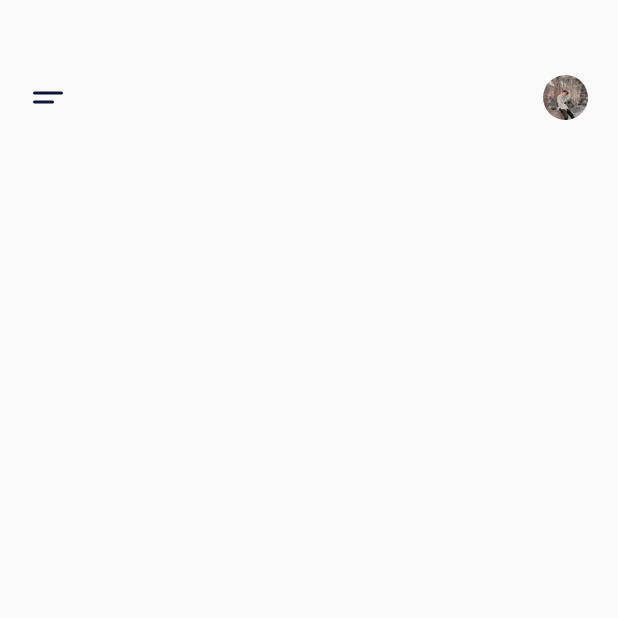
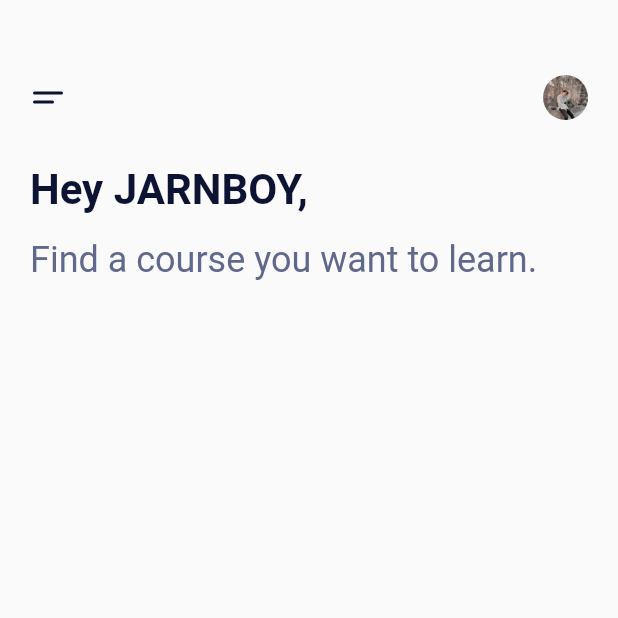
Before and after one commit to JARNBOY/CourseOnlineApp_flutter, a Flutter app: the screen it shows after launch, on a phone screen of 412 x 824 dp, the top half of it. Run offline on Flutter 3.47's test engine with Material 2 defaults, Android fonts, the phone set to English and light mode, and no system bars; our stand-ins replace flutter_svg.

Commit message:
ui cross alighment .start in head HomeScreen title

```diff
--- a/couseonlineapp_flutter/lib/main.dart
+++ b/couseonlineapp_flutter/lib/main.dart
@@ -1,3 +1,4 @@
+import 'package:couseonlineapp_flutter/constants.dart';
 import 'package:flutter/material.dart';
 import 'package:flutter_svg/flutter_svg.dart';
 
@@ -25,6 +26,7 @@ class HomeScreen extends StatelessWidget {
       body: Padding(
         padding: EdgeInsets.only(left: 20, top: 50, right: 20),
         child: Column(
+          crossAxisAlignment: CrossAxisAlignment.start,
           children: <Widget>[
             Row(
               mainAxisAlignment: MainAxisAlignment.spaceBetween,
@@ -39,7 +41,10 @@ class HomeScreen extends StatelessWidget {
                   ),
                 )
               ],
-            )
+            ),
+            SizedBox(height: 30),
+            Text("Hey JARNBOY,", style: kHeadingextStyle),
+            Text("Find a course you want to learn.", style: kSubheadingextStyle)
           ],
         ),
       ),
```
